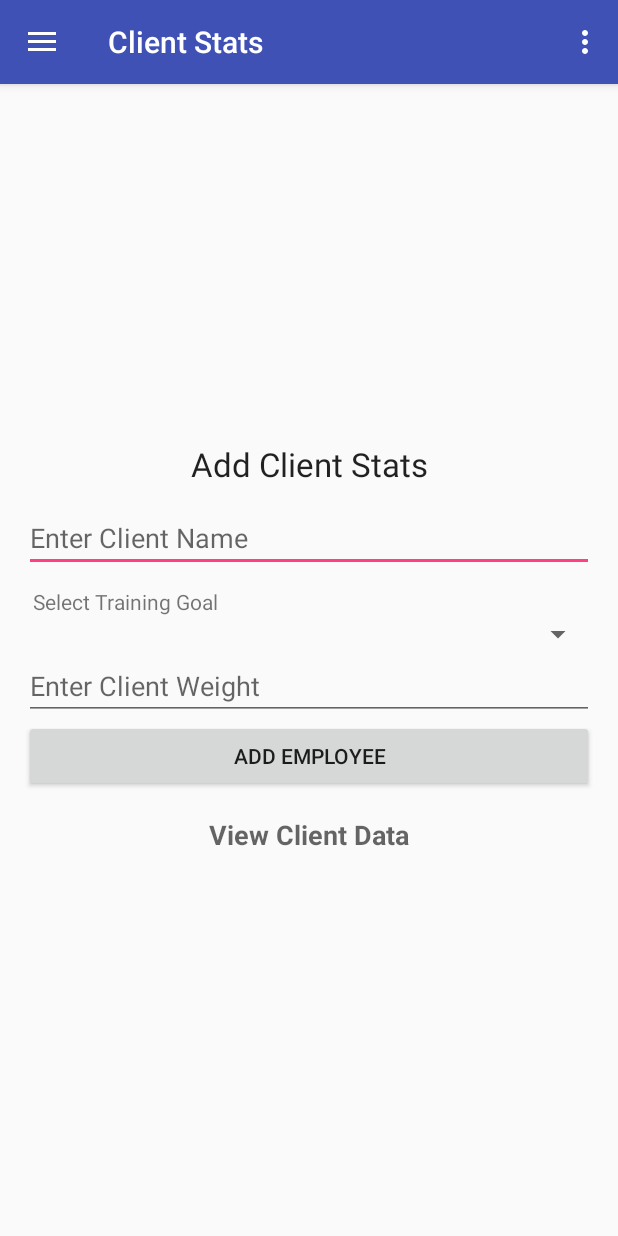
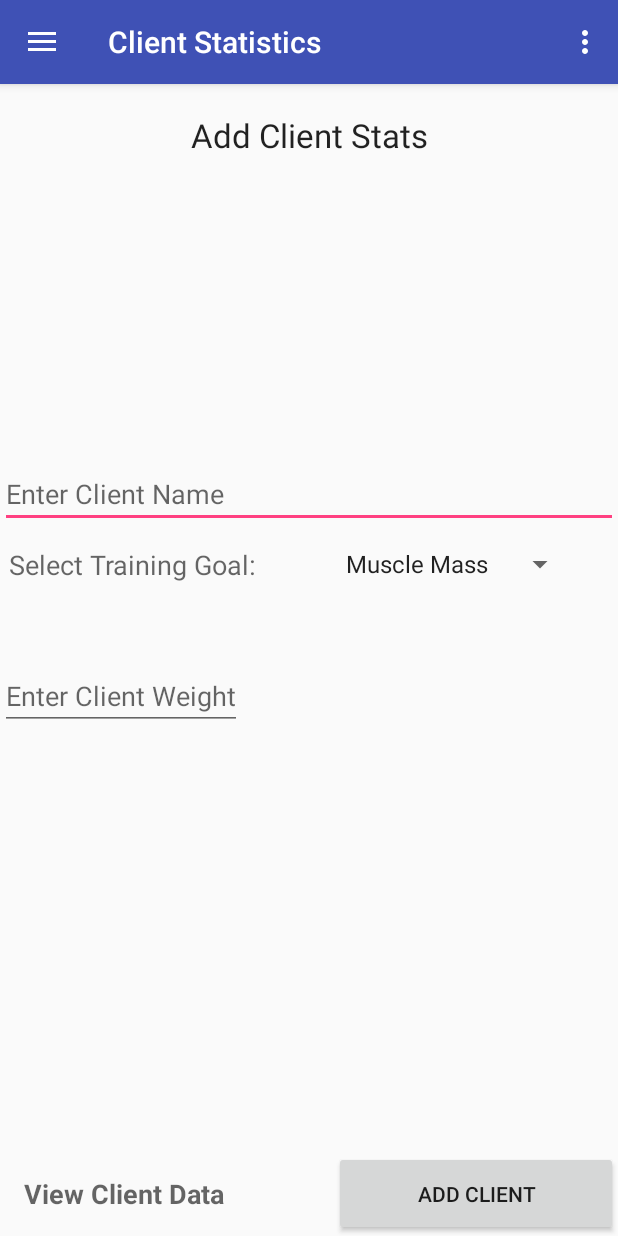
Before and after one commit to carylstuart77/NavigationDrawerSample, an Android app: the screen it shows after launch (MainActivity), after a tap on "Client Stats", on a phone screen of 412 x 824 dp. Run offline under Robolectric (Android 15) with nearby library versions, the phone set to English and light mode, and no system bars; 1 other tap on this screen came first.

Commit message:
Re-arranged Client4 screen.

```diff
--- a/app/src/main/java/com/bignerdranch/android/navigationdrawersample/Client4.java
+++ b/app/src/main/java/com/bignerdranch/android/navigationdrawersample/Client4.java
@@ -18,6 +18,6 @@ public class Client4 extends Fragment {
   public void onViewCreated(View view, Bundle savedInstanceState) {
     super.onViewCreated(view, savedInstanceState);
 
-    getActivity().setTitle("Client Stats");
+    getActivity().setTitle("Client Statistics");
   }
 }
--- a/app/src/main/java/com/bignerdranch/android/navigationdrawersample/MainActivity.java
+++ b/app/src/main/java/com/bignerdranch/android/navigationdrawersample/MainActivity.java
@@ -1,5 +1,4 @@
 package com.bignerdranch.android.navigationdrawersample;
-
 
 import android.database.sqlite.SQLiteDatabase;
 import android.os.Bundle;
@@ -49,9 +48,9 @@ public class MainActivity extends AppCompatActivity
     NavigationView navigationView = (NavigationView) findViewById(R.id.nav_view);
     navigationView.setNavigationItemSelectedListener(this);
 
-
-
-    //creating a database
+    /**
+     * SQLite Database
+     */
     mDatabase = openOrCreateDatabase(DATABASE_NAME, MODE_PRIVATE, null);
     createTable();
     spinnerGoal = (Spinner) findViewById(R.id.spinnerGoal);
@@ -69,6 +68,7 @@ public class MainActivity extends AppCompatActivity
         + ");";
     mDatabase.execSQL(sql);
   }
+
 
   @Override
   public void onBackPressed() {
@@ -104,7 +104,10 @@ public class MainActivity extends AppCompatActivity
 
   private void displaySelectedScreen(int id) {
     //FragmentManager fragment = getSupportFragmentManager();
+
    Fragment fragment = null;
+    id = getIntent().getIntExtra("position", id);
+
     switch (id) {
       case R.id.nav_home:
         fragment = new Home1();
@@ -124,6 +127,8 @@ public class MainActivity extends AppCompatActivity
       ft.replace(R.id.content_main, fragment);
       ft.commit();
     }
+
+
     DrawerLayout drawer = (DrawerLayout) findViewById(R.id.drawer_layout);
     drawer.closeDrawer(GravityCompat.START);
   }
--- a/app/src/main/res/layout/client4.xml
+++ b/app/src/main/res/layout/client4.xml
@@ -12,60 +12,76 @@
     android:layout_height="wrap_content"
     android:layout_centerVertical="true"
     android:orientation="vertical"
-    android:padding="16dp">
+    android:padding="16dp"
+    android:id="@+id/linearLayout">
+  </LinearLayout>
 
   <TextView
+    android:id="@+id/textView3"
     android:layout_width="match_parent"
     android:layout_height="wrap_content"
-      android:layout_marginBottom="12dp"
+    android:layout_marginTop="19dp"
+    android:layout_alignParentTop="true"
+    android:layout_centerHorizontal="true"
     android:text="Add Client Stats"
     android:textAlignment="center"
-      android:textAppearance="@style/Base.TextAppearance.AppCompat.Large" />
-
+    android:textAppearance="@style/Base.TextAppearance.AppCompat.Large"/>
   <EditText
     android:id="@+id/editTextName"
     android:layout_width="match_parent"
     android:layout_height="wrap_content"
-      android:hint="Enter Client Name" />
+    android:hint="Enter Client Name"
+    android:layout_marginBottom="12dp"
+    android:layout_above="@+id/textView4"
+    android:layout_centerHorizontal="true"/>
 
   <TextView
-      android:layout_width="match_parent"
+    android:id="@+id/textViewViewClient"
+    android:textStyle="bold"
+    android:layout_width="wrap_content"
     android:layout_height="wrap_content"
-      android:layout_marginTop="10dp"
-      android:paddingLeft="6dp"
-      android:text="Select Training Goal" />
-
-    <Spinner
-      android:id="@+id/spinnerGoal"
-      android:layout_width="match_parent"
-      android:layout_height="wrap_content"/>
-      <!--android:entries="@array/departments" -->
-
-
+    android:layout_alignParentBottom="true"
+    android:padding="16dp"
+    android:text="View Client Data"
+    android:textAlignment="center"
+    android:textAppearance="@style/Base.TextAppearance.AppCompat.Medium"/>
+  <Button
+    android:id="@+id/buttonAddClient"
+    android:layout_width="wrap_content"
+    android:layout_height="wrap_content"
+    android:layout_alignParentBottom="true"
+    android:layout_alignParentEnd="true"
+    android:layout_alignStart="@+id/spinnerGoal"
+    android:layout_alignTop="@+id/textViewViewClient"
+    android:text="Add Client"/>
   <EditText
     android:id="@+id/editTextSalary"
-      android:layout_width="match_parent"
+    android:layout_width="wrap_content"
     android:layout_height="wrap_content"
     android:digits="0123456789"
     android:hint="Enter Client Weight"
-      android:inputType="number" />
-
-    <Button
-      android:id="@+id/buttonAddEmployee"
+    android:inputType="number"
+    android:layout_alignTop="@+id/linearLayout"
+    android:layout_alignEnd="@+id/textViewViewEmployees"
+    android:layout_marginTop="17dp"/>
+  <TextView
+    android:id="@+id/textView4"
     android:layout_width="match_parent"
     android:layout_height="wrap_content"
-      android:text="Add Employee" />
-
-    <TextView
-      android:id="@+id/textViewViewEmployees"
-      android:layout_width="match_parent"
+    android:paddingLeft="6dp"
+    android:text="Select Training Goal:"
+    android:textAppearance="@style/Base.TextAppearance.AppCompat.Medium"
+    android:layout_above="@+id/linearLayout"
+    android:layout_marginBottom="35dp"/>
+  <Spinner
+    android:id="@+id/spinnerGoal"
+    android:layout_width="wrap_content"
     android:layout_height="wrap_content"
-      android:padding="16dp"
-      android:text="View Client Data"
-      android:textAlignment="center"
-      android:textAppearance="@style/Base.TextAppearance.AppCompat.Medium"
-      android:textStyle="bold" />
-
-  </LinearLayout>
+    android:layout_marginEnd="28dp"
+    android:layout_alignParentEnd="true"
+    android:layout_alignTop="@+id/textView4"
+    android:entries="@array/goal_arrays"
+    android:prompt="@string/goal_prompt"
+    tools:backgroundTint="@android:color/holo_red_dark"/>
 
 </RelativeLayout>
--- a/app/src/main/res/values/strings.xml
+++ b/app/src/main/res/values/strings.xml
@@ -6,11 +6,13 @@
 
   <string name="action_settings">Settings</string>
 
-  <array name="goal">
+  <string name="goal_prompt">Choose Workout Goal</string>
+
+  <string-array name="goal_arrays">
     <item>Muscle Mass</item>
     <item>Weight Loss</item>
     <item>Weight Gain</item>
     <item>Tone Muscle</item>
     <item>Injury Healing</item>
-  </array>
+  </string-array>
 </resources>
```
Lines whose indentation alone changed are shown as unchanged.
